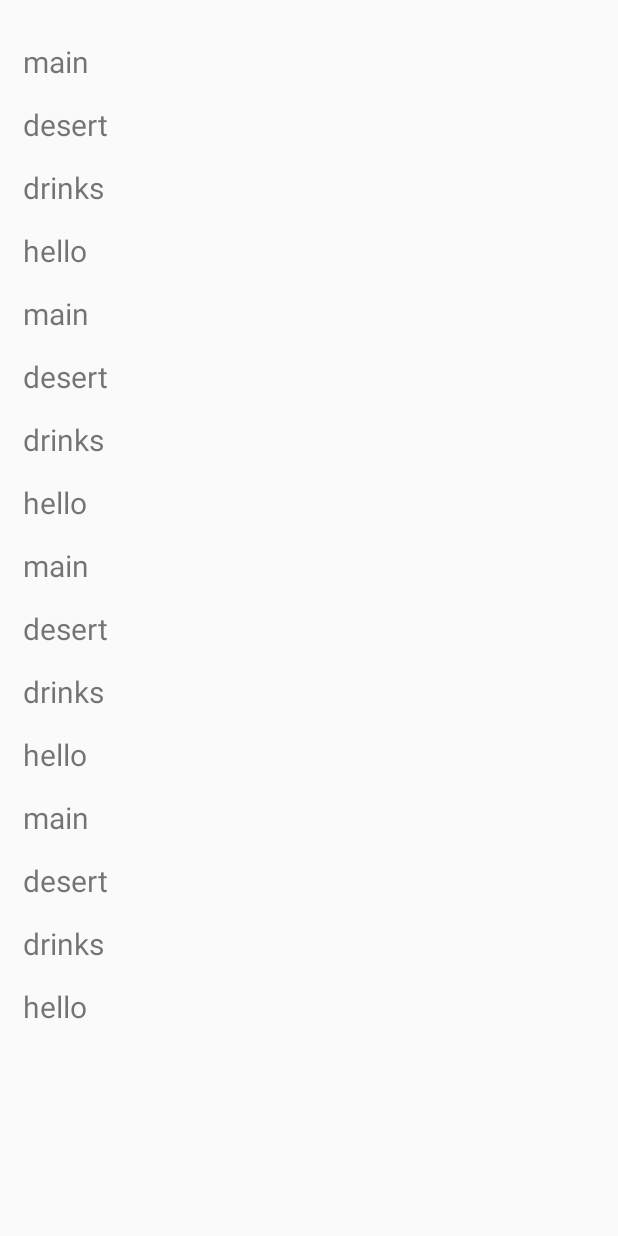
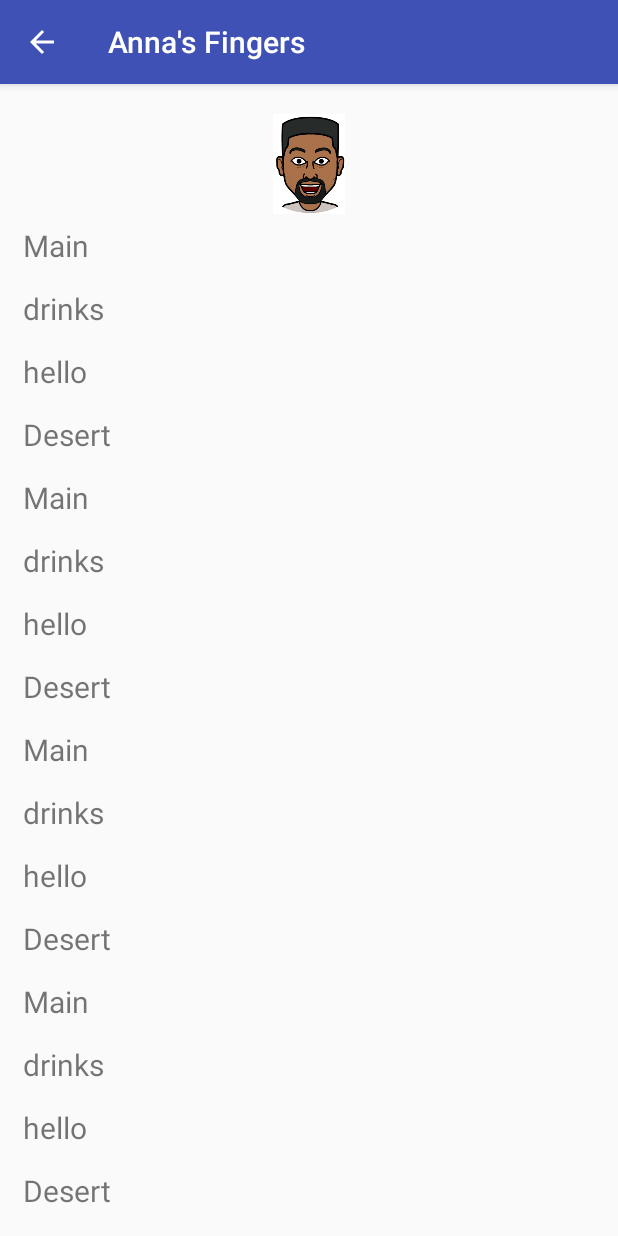
Before and after one commit to tosin94/Annas, an Android app: the OrderFood screen opened directly, with no data from a screen before it, on a phone screen of 412 x 824 dp. Run offline under Robolectric (Android 15) with nearby library versions, the phone set to English and light mode, and no system bars.

Commit message:
Started Order food View

```diff
--- a/app/src/main/AndroidManifest.xml
+++ b/app/src/main/AndroidManifest.xml
@@ -61,7 +61,7 @@
 
         <activity
             android:name=".OrderFood"
-            android:theme="@style/AppTheme.NoActionBar"
+            android:theme="@style/AppTheme"
             android:parentActivityName=".MainActivity"
             >
 
--- /dev/null
+++ b/app/src/main/java/tosinomotayo/annas/Model.java
@@ -0,0 +1,57 @@
+package tosinomotayo.annas;
+
+import android.support.v7.widget.RecyclerView;
+import android.view.ViewGroup;
+
+import java.util.List;
+
+/**
+ * Created by Sam.omotayo on 22/09/2017.
+ */
+
+public class Model
+{
+    public int
+            type,
+            data;
+
+    public String text;
+
+    public final static int
+            image_type = 0,
+            text_type = 1;
+
+
+    public Model(int type, String text)
+    {
+        this.type = type;
+        this.text = text;
+    }
+
+    public Model (int type,int data) //for the start
+    {
+        this.type = type;
+        this.data = data;
+    }
+
+    class CustomView extends RecyclerView.Adapter{
+
+        @Override
+        public RecyclerView.ViewHolder onCreateViewHolder(ViewGroup parent, int viewType)
+        {
+            return null;
+        }
+
+        @Override
+        public void onBindViewHolder(RecyclerView.ViewHolder holder, int position)
+        {
+
+        }
+
+        @Override
+        public int getItemCount()
+        {
+            return 0;
+        }
+    }
+}
--- a/app/src/main/java/tosinomotayo/annas/OrderFood.java
+++ b/app/src/main/java/tosinomotayo/annas/OrderFood.java
@@ -21,8 +21,8 @@ import java.util.ArrayList;
 
 public class OrderFood extends AppCompatActivity
 {
-    private ArrayList<String> textList = new ArrayList<>();
 
+    private ArrayList<Object> textList = new ArrayList();
 
     @Override
     protected void onCreate(@Nullable Bundle savedInstanceState)
@@ -30,85 +30,140 @@ public class OrderFood extends AppCompatActivity
         super.onCreate(savedInstanceState);
         setContentView(R.layout.order_layout);
 
-        textList.add("main");
-        textList.add("desert");
-        textList.add("drinks");
-        textList.add( "hello");
-        textList.add("main");
-        textList.add("desert");
-        textList.add("drinks");
-        textList.add( "hello");
-        textList.add("main");
-        textList.add("desert");
-        textList.add("drinks");
-        textList.add( "hello");
-        textList.add("main");
-        textList.add("desert");
-        textList.add("drinks");
-        textList.add( "hello");
+        textList.add(new Model(Model.image_type,R.drawable.icon));
+        textList.add(new Model(Model.text_type,"Main"));
+        textList.add(new Model(Model.text_type,"drinks"));
+        textList.add(new Model(Model.text_type, "hello"));
+        textList.add(new Model(Model.text_type,"Desert"));
+        textList.add(new Model(Model.text_type,"Main"));
+        textList.add(new Model(Model.text_type,"drinks"));
+        textList.add(new Model(Model.text_type, "hello"));
+        textList.add(new Model(Model.text_type,"Desert"));
+        textList.add(new Model(Model.text_type,"Main"));
+        textList.add(new Model(Model.text_type,"drinks"));
+        textList.add(new Model(Model.text_type, "hello"));
+        textList.add(new Model(Model.text_type,"Desert"));
+        textList.add(new Model(Model.text_type,"Main"));
+        textList.add(new Model(Model.text_type,"drinks"));
+        textList.add(new Model(Model.text_type, "hello"));
+        textList.add(new Model(Model.text_type,"Desert"));
+
 
         LinearLayoutManager layout = new LinearLayoutManager(this);
         layout.setOrientation(LinearLayoutManager.VERTICAL);
 
         RecyclerView myRecyclerView = (RecyclerView) findViewById(R.id.order_recycler);
-        myRecyclerView.setAdapter(new CustomAdapter(this));
+        myRecyclerView.setAdapter(new CustomAdapter(this,textList));
         myRecyclerView.setLayoutManager(layout);
 
     }
 
 
-    //#######################################################
-    class myViewHolder extends RecyclerView.ViewHolder
+    class CustomAdapter extends RecyclerView.Adapter
     {
-        TextView textView;
-        public myViewHolder(View itemView)
-        {
-            super(itemView);
-            textView = (TextView) itemView.findViewById(R.id.orderTextView);
-
-            textView.setOnClickListener(new View.OnClickListener()
-            {
-                @Override
-                public void onClick(View v)
-                {
-
-
-                }
-            });
-        }
-    }
-    //##############################################################
-
-    class CustomAdapter extends RecyclerView.Adapter<myViewHolder>
-    {
+        private ArrayList<Object> data = new ArrayList();
         private LayoutInflater inflater = getLayoutInflater();
         private Context context;
 
-        public CustomAdapter(Context ctx)
+        public CustomAdapter(Context ctx, ArrayList<Object> textList)
         {
+            this.data = textList;
             this.context = ctx;
         }
 
         @Override
-        public myViewHolder onCreateViewHolder(ViewGroup parent, int viewType)
+        public RecyclerView.ViewHolder onCreateViewHolder(ViewGroup parent, int viewType)
         {
-            View itemView = inflater.inflate(R.layout.order_content,parent,false);
+            View itemView;
+            switch (viewType)
+            {
+                case Model.text_type:
+                    itemView = inflater.inflate(R.layout.text_view_order,parent,false);
+                    return new TextViewHolder(itemView);
 
-            return new myViewHolder(itemView);
+                case Model.image_type:
+                    itemView = inflater.inflate(R.layout.image_view_order,parent,false);
+                    return new ImageViewHolder(itemView);
+            }
+
+            return null;
         }
 
         @Override
-        public void onBindViewHolder(myViewHolder holder, int position)
+        public void onBindViewHolder(RecyclerView.ViewHolder holder, int position)
         {
-            String textItem = textList.get(position);
-            holder.textView.setText(textItem);
+            Model object = (Model)data.get(position);
+            if ( object != null)
+            {
+                switch ( object.type)
+                {
+                    case Model.image_type:
+                        ((ImageViewHolder) holder).image.setImageResource(object.data);
+                        break;
 
+                    case Model.text_type:
+                        ((TextViewHolder) holder).textView.setText(object.text);
+                        break;
+                }
+            }
         }
 
         @Override
         public int getItemCount()
         {
-            return textList.size();
+            return data.size();
         }
+
+        @Override
+        public int getItemViewType(int position)
+        {
+            Model object = (Model)data.get(position);
+            switch(object.type)
+            {
+                case Model.image_type:
+                    return Model.image_type;
+
+                case Model.text_type:
+                    return Model.text_type;
+            }
+            return super.getItemViewType(position);
+        }
+
+        //#######################################################
+        //              TextView Holder
+        //#######################################################
+        class TextViewHolder extends RecyclerView.ViewHolder
+        {
+            TextView textView;
+
+            public TextViewHolder(View itemView)
+            {
+                super(itemView);
+                this.textView = (TextView) itemView.findViewById(R.id.orderTextView);
+
+            }
+        }
+        //##############################################################
+        //                  TextView Holder
+        //##############################################################
+
+        //#######################################################
+        //              ImageView Holder
+        //#######################################################
+        class ImageViewHolder extends RecyclerView.ViewHolder
+        {
+            ImageView image;
+
+            public ImageViewHolder(View itemView)
+            {
+                super(itemView);
+                this.image = (ImageView) itemView.findViewById(R.id.recycler_image);
+
+            }
+        }
+        //#######################################################
+        //              ImageView Holder
+        //#######################################################
+
     }
 }
--- /dev/null
+++ b/app/src/main/res/layout/image_view_order.xml
@@ -0,0 +1,16 @@
+<?xml version="1.0" encoding="utf-8"?>
+<LinearLayout xmlns:android="http://schemas.android.com/apk/res/android"
+              android:orientation="vertical"
+              android:layout_width="match_parent"
+              android:layout_height="wrap_content">
+
+
+    <ImageView
+
+        android:id="@+id/recycler_image"
+        android:layout_width="100px"
+        android:layout_height="100px"
+        android:layout_gravity="center_horizontal"
+        />
+
+</LinearLayout>
--- a/app/src/main/res/layout/order_content.xml
+++ b/app/src/main/res/layout/text_view_order.xml
@@ -1,6 +1,7 @@
 <?xml version="1.0" encoding="utf-8"?>
-<LinearLayout xmlns:android="http://schemas.android.com/apk/res/android"
-              xmlns:tools="http://schemas.android.com/tools"
+<LinearLayout
+    xmlns:android="http://schemas.android.com/apk/res/android"
+    xmlns:tools="http://schemas.android.com/tools"
 
     android:orientation="vertical" android:layout_width="match_parent"
     android:layout_height="wrap_content">
```
Also changed, not shown: 1 other file.
